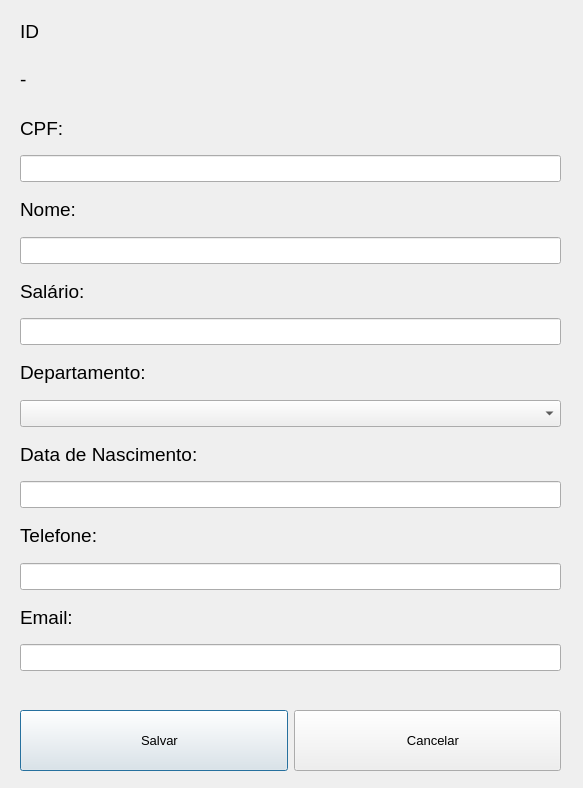
This is editarfuncionario.ui in MariaZBP/projeto_EE_2022_1 as Qt 5 draws it before an edit. The edited form follows.
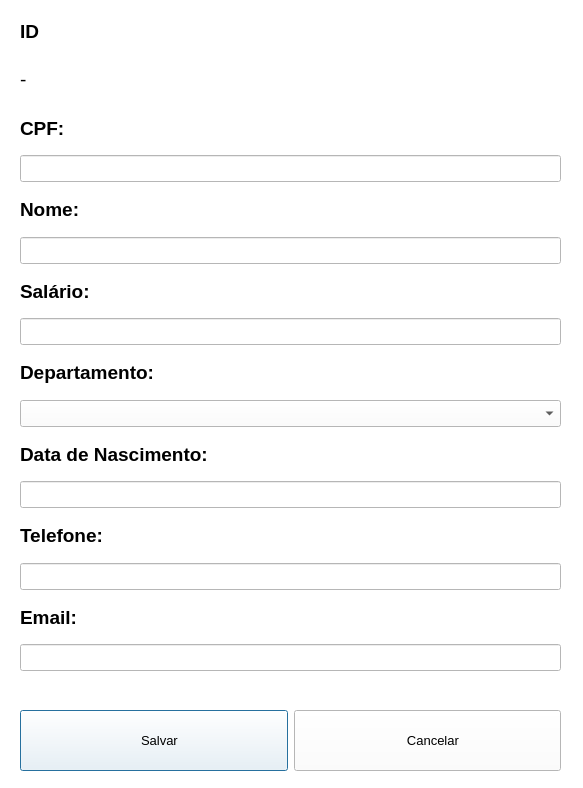
This is the edited form. Icons and pictures are not drawn.

The edit to the form file:
```diff
--- a/editarfuncionario.ui
+++ b/editarfuncionario.ui
@@ -13,6 +13,9 @@
   <property name="windowTitle">
    <string>Editar Funcionário</string>
   </property>
+  <property name="styleSheet">
+   <string notr="true">background-color:rgb(255,255,255);</string>
+  </property>
   <widget class="QWidget" name="layoutWidget">
    <property name="geometry">
     <rect>
@@ -84,6 +87,8 @@
       <property name="font">
        <font>
         <pointsize>14</pointsize>
+        <weight>75</weight>
+        <bold>true</bold>
        </font>
       </property>
       <property name="text">
@@ -108,6 +113,8 @@
       <property name="font">
        <font>
         <pointsize>14</pointsize>
+        <weight>75</weight>
+        <bold>true</bold>
        </font>
       </property>
       <property name="text">
@@ -129,6 +136,8 @@
       <property name="font">
        <font>
         <pointsize>14</pointsize>
+        <weight>75</weight>
+        <bold>true</bold>
        </font>
       </property>
       <property name="text">
@@ -150,6 +159,8 @@
       <property name="font">
        <font>
         <pointsize>14</pointsize>
+        <weight>75</weight>
+        <bold>true</bold>
        </font>
       </property>
       <property name="text">
@@ -171,6 +182,8 @@
       <property name="font">
        <font>
         <pointsize>14</pointsize>
+        <weight>75</weight>
+        <bold>true</bold>
        </font>
       </property>
       <property name="text">
@@ -232,6 +245,8 @@
       <property name="font">
        <font>
         <pointsize>14</pointsize>
+        <weight>75</weight>
+        <bold>true</bold>
        </font>
       </property>
       <property name="text">
@@ -253,6 +268,8 @@
       <property name="font">
        <font>
         <pointsize>14</pointsize>
+        <weight>75</weight>
+        <bold>true</bold>
        </font>
       </property>
       <property name="text">
@@ -274,6 +291,8 @@
       <property name="font">
        <font>
         <pointsize>14</pointsize>
+        <weight>75</weight>
+        <bold>true</bold>
        </font>
       </property>
       <property name="text">
```
